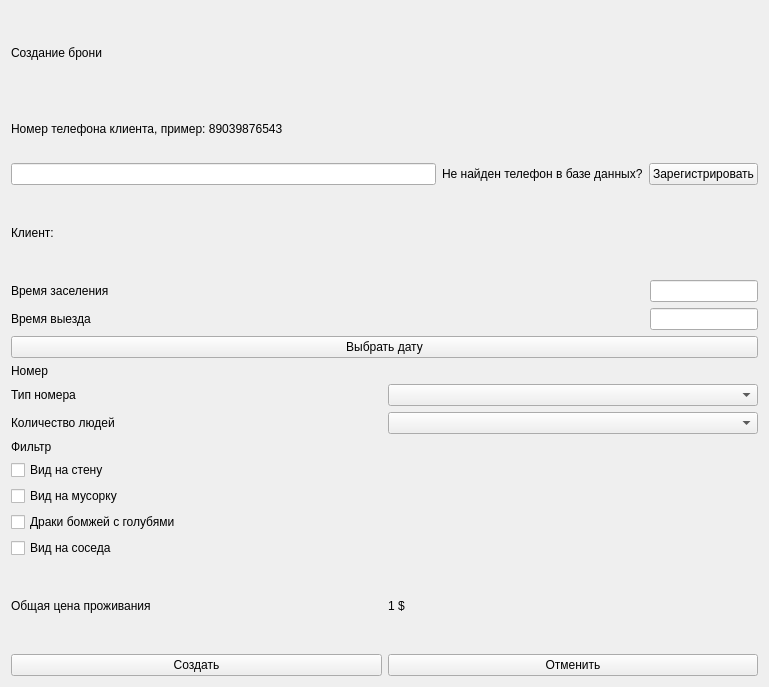
First picture: the form in Client/Form Menu/Booking/formcreatebooking.ui, repository Golfriman/Control_Data, before the edit.
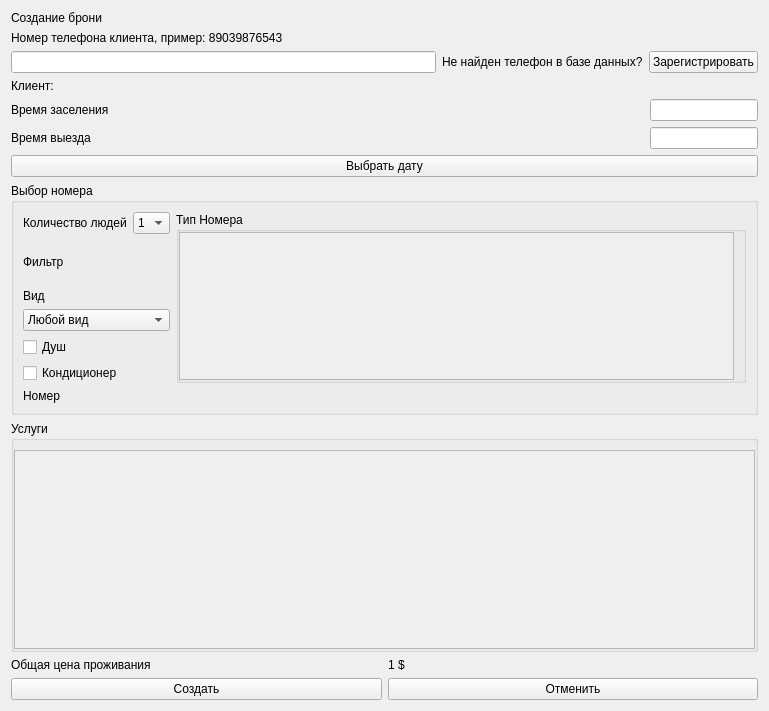
Second picture: the form after the edit.

Diff of the .ui file:
```diff
--- a/Client/Form Menu/Booking/formcreatebooking.ui
+++ b/Client/Form Menu/Booking/formcreatebooking.ui
@@ -7,13 +7,13 @@
     <x>0</x>
     <y>0</y>
     <width>769</width>
-    <height>687</height>
+    <height>711</height>
    </rect>
   </property>
   <property name="windowTitle">
    <string>Form</string>
   </property>
-  <layout class="QVBoxLayout" name="verticalLayout_5">
+  <layout class="QVBoxLayout" name="verticalLayout_10">
    <item>
     <widget class="QLabel" name="label_9">
      <property name="text">
@@ -58,7 +58,7 @@
     </layout>
    </item>
    <item>
-    <widget class="QLabel" name="label_12">
+    <widget class="QLabel" name="resultSearch">
      <property name="text">
       <string>Клиент:  </string>
      </property>
@@ -104,28 +104,15 @@
     </layout>
    </item>
    <item>
+    <widget class="QGroupBox" name="groupBox_2">
+     <property name="title">
+      <string>Выбор номера</string>
+     </property>
+     <layout class="QVBoxLayout" name="verticalLayout_5">
+      <item>
+       <layout class="QHBoxLayout" name="horizontalLayout_9">
+        <item>
     <layout class="QVBoxLayout" name="verticalLayout_3">
-     <item>
-      <widget class="QLabel" name="label_3">
-       <property name="text">
-        <string>Номер</string>
-       </property>
-      </widget>
-     </item>
-     <item>
-      <layout class="QHBoxLayout" name="horizontalLayout_3">
-       <item>
-        <widget class="QLabel" name="label_5">
-         <property name="text">
-          <string>Тип номера</string>
-         </property>
-        </widget>
-       </item>
-       <item>
-        <widget class="QComboBox" name="typeRoom"/>
-       </item>
-      </layout>
-     </item>
      <item>
       <layout class="QHBoxLayout" name="horizontalLayout_6">
        <item>
@@ -136,7 +123,23 @@
         </widget>
        </item>
        <item>
-        <widget class="QComboBox" name="numPeople"/>
+             <widget class="QComboBox" name="numPeople">
+              <item>
+               <property name="text">
+                <string>1</string>
+               </property>
+              </item>
+              <item>
+               <property name="text">
+                <string>2</string>
+               </property>
+              </item>
+              <item>
+               <property name="text">
+                <string>3</string>
+               </property>
+              </item>
+             </widget>
        </item>
       </layout>
      </item>
@@ -150,36 +153,149 @@
         </widget>
        </item>
        <item>
-        <widget class="QCheckBox" name="checkBox">
+             <layout class="QVBoxLayout" name="verticalLayout_6">
+              <item>
+               <widget class="QLabel" name="label_5">
          <property name="text">
-          <string>Вид на стену</string>
+                 <string>Вид</string>
          </property>
         </widget>
        </item>
        <item>
-        <widget class="QCheckBox" name="checkBox_2">
+               <widget class="QComboBox" name="filterView">
+                <item>
          <property name="text">
-          <string>Вид на мусорку</string>
-         </property>
-        </widget>
-       </item>
+                  <string>Любой вид</string>
+                 </property>
+                </item>
+                <item>
+                 <property name="text">
+                  <string>На море</string>
+                 </property>
+                </item>
+                <item>
+                 <property name="text">
+                  <string>На небо</string>
+                 </property>
+                </item>
+                <item>
+                 <property name="text">
+                  <string>На двор</string>
+                 </property>
+                </item>
+               </widget>
+              </item>
+             </layout>
+            </item>
        <item>
         <widget class="QCheckBox" name="checkBox_3">
          <property name="text">
-          <string>Драки бомжей с голубями</string>
-         </property>
+               <string>Душ</string>
+              </property>
+              <property name="tristate">
+               <bool>true</bool>
+              </property>
         </widget>
        </item>
        <item>
         <widget class="QCheckBox" name="checkBox_4">
          <property name="text">
-          <string>Вид на соседа</string>
-         </property>
+               <string>Кондиционер</string>
+              </property>
+              <property name="tristate">
+               <bool>true</bool>
+              </property>
         </widget>
        </item>
       </layout>
      </item>
     </layout>
+        </item>
+        <item>
+         <widget class="QGroupBox" name="groupBox">
+          <property name="title">
+           <string>Тип Номера</string>
+          </property>
+          <layout class="QVBoxLayout" name="verticalLayout_8">
+           <property name="spacing">
+            <number>0</number>
+           </property>
+           <property name="leftMargin">
+            <number>0</number>
+           </property>
+           <property name="topMargin">
+            <number>0</number>
+           </property>
+           <property name="bottomMargin">
+            <number>0</number>
+           </property>
+           <item>
+            <widget class="QScrollArea" name="scrollArea">
+             <property name="widgetResizable">
+              <bool>true</bool>
+             </property>
+             <widget class="QWidget" name="scrollAreaWidgetContents">
+              <property name="geometry">
+               <rect>
+                <x>0</x>
+                <y>0</y>
+                <width>478</width>
+                <height>159</height>
+               </rect>
+              </property>
+              <layout class="QVBoxLayout" name="verticalLayout_9"/>
+             </widget>
+            </widget>
+           </item>
+          </layout>
+         </widget>
+        </item>
+       </layout>
+      </item>
+      <item>
+       <widget class="QLabel" name="label_3">
+        <property name="text">
+         <string>Номер</string>
+        </property>
+       </widget>
+      </item>
+     </layout>
+    </widget>
+   </item>
+   <item>
+    <widget class="QGroupBox" name="groupServices">
+     <property name="title">
+      <string>Услуги</string>
+     </property>
+     <layout class="QVBoxLayout" name="verticalLayout_7">
+      <property name="leftMargin">
+       <number>0</number>
+      </property>
+      <property name="rightMargin">
+       <number>0</number>
+      </property>
+      <property name="bottomMargin">
+       <number>0</number>
+      </property>
+      <item>
+       <widget class="QScrollArea" name="scrollArea_2">
+        <property name="widgetResizable">
+         <bool>true</bool>
+        </property>
+        <widget class="QWidget" name="scrollServices">
+         <property name="geometry">
+          <rect>
+           <x>0</x>
+           <y>0</y>
+           <width>743</width>
+           <height>93</height>
+          </rect>
+         </property>
+        </widget>
+       </widget>
+      </item>
+     </layout>
+    </widget>
    </item>
    <item>
     <layout class="QHBoxLayout" name="horizontalLayout_8">
```
Left out of the diff: 4 changed lines with no effect on the pictures. Lines whose indentation alone changed are shown as unchanged.
